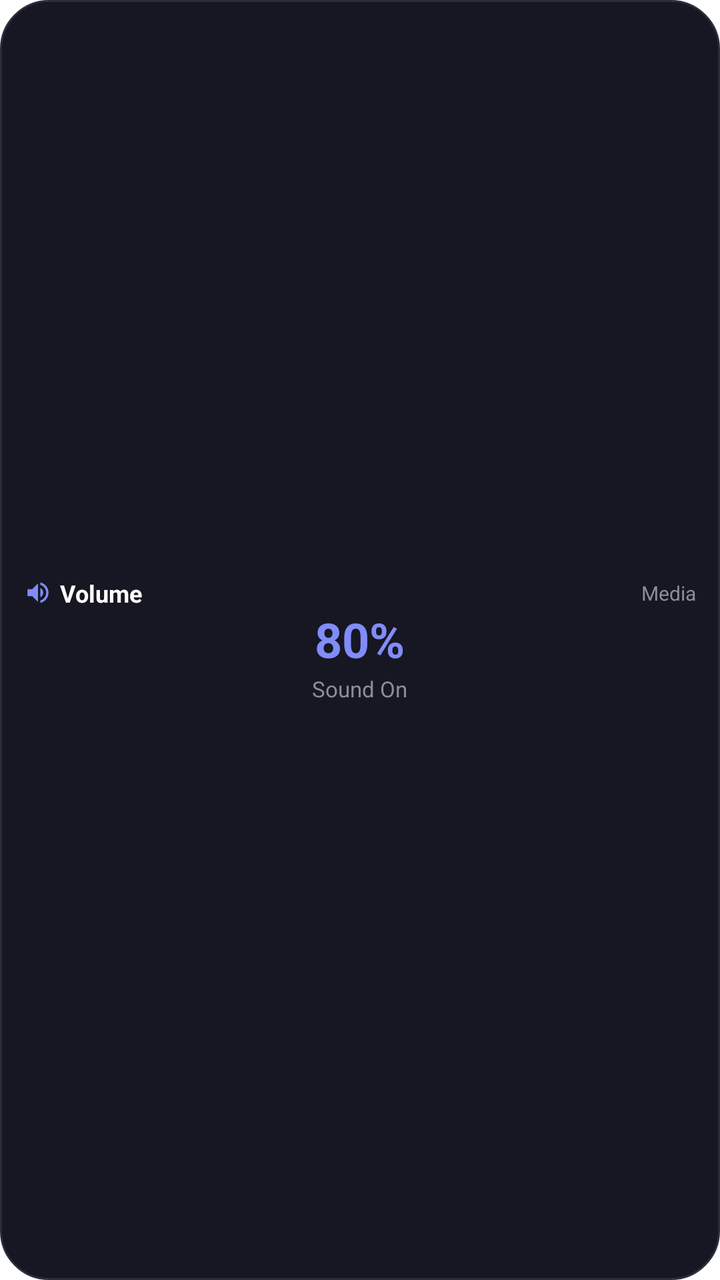
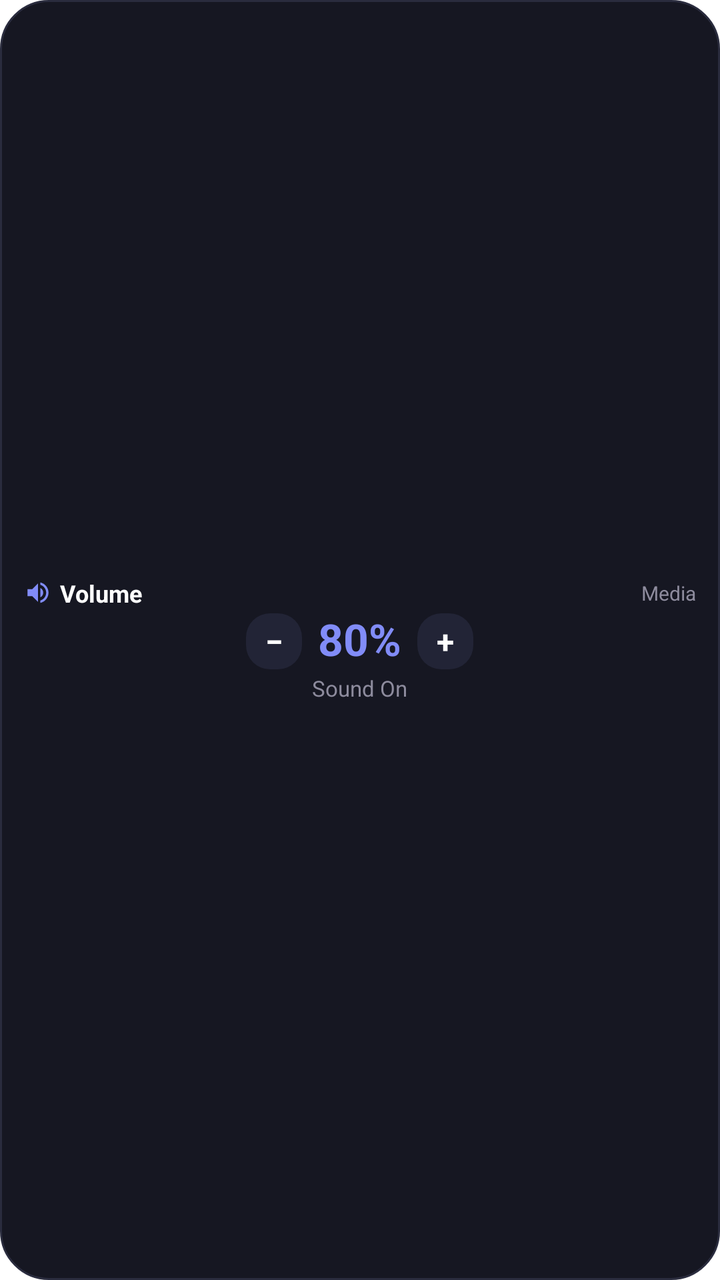

Screens rendered from an Android XML layout before and after an edit, with the pre-edit source and the edit as a unified diff.
<!-- AndroidManifest.xml: fallback theme Theme.MaterialComponents.DayNight.NoActionBar -->
<!-- res/layout/widget_volume_compact.xml -->
<?xml version="1.0" encoding="utf-8"?>
<LinearLayout xmlns:android="http://schemas.android.com/apk/res/android"
    android:id="@+id/widget_root"
    android:layout_width="match_parent"
    android:layout_height="match_parent"
    android:orientation="vertical"
    android:gravity="center"
    android:background="@drawable/widget_bg_dark"
    android:padding="12dp">

    <LinearLayout
        android:layout_width="match_parent"
        android:layout_height="wrap_content"
        android:orientation="horizontal"
        android:gravity="center_vertical">

        <ImageView
            android:layout_width="14dp"
            android:layout_height="14dp"
            android:src="@drawable/ic_widget_volume"
            android:contentDescription="Volume" />

        <TextView
            android:layout_width="0dp"
            android:layout_height="wrap_content"
            android:layout_weight="1"
            android:layout_marginStart="4dp"
            android:textColor="#FFFFFF"
            android:textSize="12sp"
            android:textStyle="bold"
            android:text="Volume" />

        <TextView
            android:id="@+id/widget_volume_stream_type"
            android:layout_width="wrap_content"
            android:layout_height="wrap_content"
            android:textColor="#8D8B9D"
            android:textSize="10sp"
            android:text="Media" />
    </LinearLayout>

    <TextView
        android:id="@+id/widget_volume_percent"
        android:layout_width="wrap_content"
        android:layout_height="wrap_content"
        android:layout_marginTop="2dp"
        android:layout_marginBottom="2dp"
        android:textColor="#818CF8"
        android:textSize="24sp"
        android:textStyle="bold"
        android:includeFontPadding="false"
        android:text="80%" />

    <TextView
        android:id="@+id/widget_volume_status"
        android:layout_width="wrap_content"
        android:layout_height="wrap_content"
        android:textColor="#8D8B9D"
        android:textSize="11sp"
        android:maxLines="1"
        android:ellipsize="end"
        android:text="Sound On" />
</LinearLayout>
<!-- resources referenced by this layout -->
<resources>
  <!-- drawable ic_widget_volume (drawable) -->
  <?xml version="1.0" encoding="utf-8"?>
  <vector xmlns:android="http://schemas.android.com/apk/res/android"
      android:width="20dp"
      android:height="20dp"
      android:viewportWidth="24"
      android:viewportHeight="24">
      <path
          android:fillColor="#818CF8"
          android:pathData="M3,9v6h4l5,5V4L7,9H3zm13.5,3c0,-1.77 -1.02,-3.29 -2.5,-4.03v8.05c1.48,-0.73 2.5,-2.25 2.5,-4.02zM14,3.23v2.06c2.89,0.86 5,3.54 5,6.71s-2.11,5.85 -5,6.71v2.06c4.01,-0.91 7,-4.49 7,-8.77s-2.99,-7.86 -7,-8.77z" />
  </vector>
  <!-- drawable widget_bg_dark (drawable) -->
  <?xml version="1.0" encoding="utf-8"?>
  <shape xmlns:android="http://schemas.android.com/apk/res/android"
      android:shape="rectangle">
      <solid android:color="#161722" />
      <corners android:radius="24dp" />
      <stroke
          android:width="1dp"
          android:color="#2A2C3E" />
  </shape>
</resources>

<!-- the commit's change to res/layout/widget_volume_compact.xml (unified diff, before → after) -->
@@ -39,17 +39,48 @@
             android:text="Media" />
     </LinearLayout>
 
-    <TextView
-        android:id="@+id/widget_volume_percent"
-        android:layout_width="wrap_content"
+    <LinearLayout
+        android:layout_width="match_parent"
         android:layout_height="wrap_content"
+        android:orientation="horizontal"
+        android:gravity="center"
         android:layout_marginTop="2dp"
-        android:layout_marginBottom="2dp"
-        android:textColor="#818CF8"
-        android:textSize="24sp"
-        android:textStyle="bold"
-        android:includeFontPadding="false"
-        android:text="80%" />
+        android:layout_marginBottom="2dp">
+
+        <TextView
+            android:id="@+id/widget_volume_btn_down"
+            android:layout_width="28dp"
+            android:layout_height="28dp"
+            android:background="@drawable/widget_tile_bg"
+            android:gravity="center"
+            android:text="−"
+            android:textColor="#FFFFFF"
+            android:textSize="16sp"
+            android:textStyle="bold" />
+
+        <TextView
+            android:id="@+id/widget_volume_percent"
+            android:layout_width="wrap_content"
+            android:layout_height="wrap_content"
+            android:layout_marginStart="8dp"
+            android:layout_marginEnd="8dp"
+            android:textColor="#818CF8"
+            android:textSize="22sp"
+            android:textStyle="bold"
+            android:includeFontPadding="false"
+            android:text="80%" />
+
+        <TextView
+            android:id="@+id/widget_volume_btn_up"
+            android:layout_width="28dp"
+            android:layout_height="28dp"
+            android:background="@drawable/widget_tile_bg"
+            android:gravity="center"
+            android:text="+"
+            android:textColor="#FFFFFF"
+            android:textSize="16sp"
+            android:textStyle="bold" />
+    </LinearLayout>
 
     <TextView
         android:id="@+id/widget_volume_status"
<!-- resource entries referenced after the edit -->
@@ -21,5 +21,12 @@
           android:width="1dp"
           android:color="#2A2C3E" />
   </shape>
+  <!-- drawable widget_tile_bg (drawable) -->
+  <?xml version="1.0" encoding="utf-8"?>
+  <shape xmlns:android="http://schemas.android.com/apk/res/android"
+      android:shape="rectangle">
+      <solid android:color="#222436" />
+      <corners android:radius="12dp" />
+  </shape>
 </resources>
 
